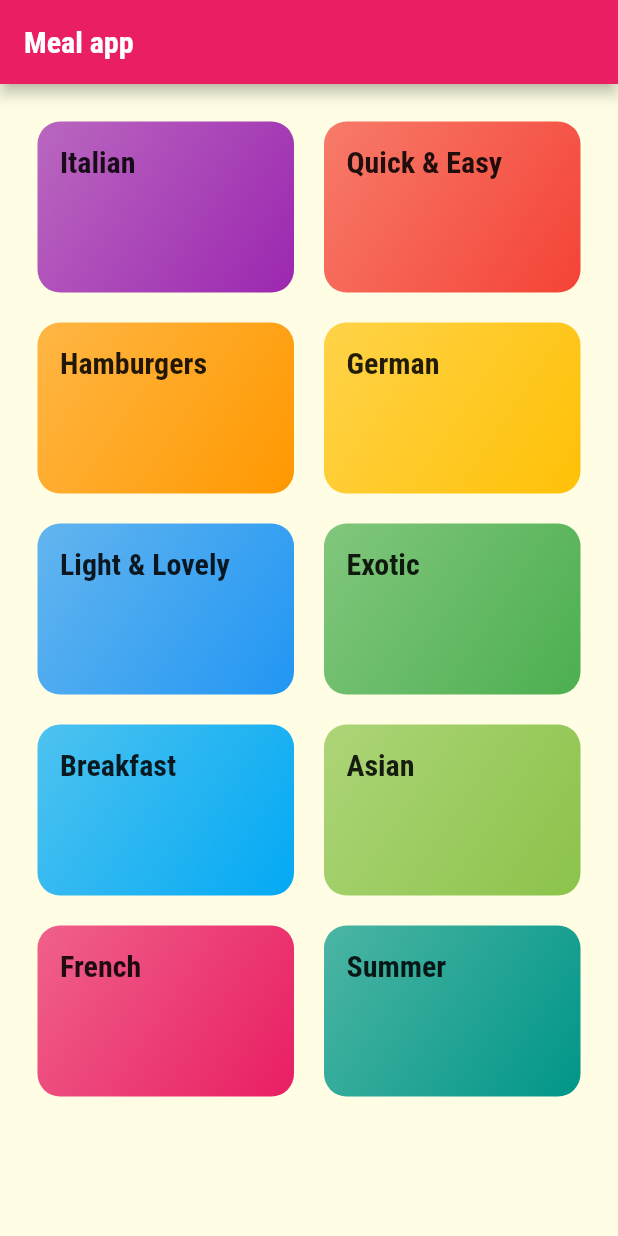
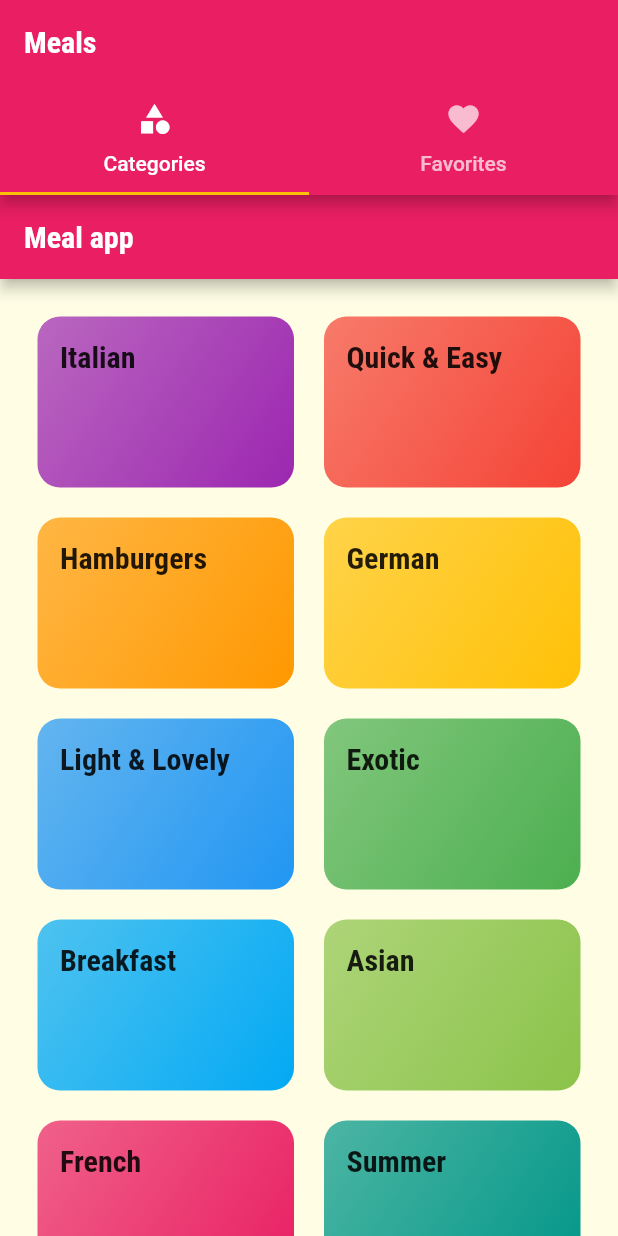
Before and after one commit to AlmirJusic/meals_app_flutter, a Flutter app: the screen it shows after launch, on a phone screen of 412 x 824 dp. Run offline on Flutter 3.47's test engine with Material 2 defaults, Android fonts, the phone set to English and light mode, and no system bars.

Commit message:
Dodan TabBar

```diff
--- a/lib/main.dart
+++ b/lib/main.dart
@@ -1,4 +1,5 @@
 import 'package:flutter/material.dart';
+import './screens/tabs_screen.dart';
 
 import './screens/meal_detail_screen.dart';
 
@@ -27,11 +28,12 @@ class MyApp extends StatelessWidget {
               fontWeight: FontWeight.bold,
             )),
         colorScheme: ColorScheme.fromSwatch(primarySwatch: Colors.pink)
-              .copyWith(secondary: Colors.amber)),
+            .copyWith(secondary: Colors.amber),
+      ),
       // home: CategoriesScreen(),
       initialRoute: '/', // default is '/'
       routes: {
-        '/': (ctx) => const CategoriesScreen(),
+        '/': (ctx) => const TabsScreen(), //const CategoriesScreen(),
         CategoryMealsScreen.routeName: (ctx) => const CategoryMealsScreen(),
         MealDetailScreen.routeName: (ctx) => const MealDetailScreen(),
       },
--- /dev/null
+++ b/lib/screens/favorites_screen.dart
@@ -0,0 +1,12 @@
+import 'package:flutter/material.dart';
+
+class FavoritesScreen extends StatelessWidget {
+  const FavoritesScreen({super.key});
+
+  @override
+  Widget build(BuildContext context) {
+    return const Center(
+      child: Text('The Favorites'),
+    );
+  }
+}
--- /dev/null
+++ b/lib/screens/tabs_screen.dart
@@ -0,0 +1,46 @@
+import 'package:flutter/material.dart';
+import 'package:meals_app_flutter/screens/favorites_screen.dart';
+import './categories_screen.dart';
+
+class TabsScreen extends StatefulWidget {
+  const TabsScreen({super.key});
+
+  @override
+  State<TabsScreen> createState() => _TabsScreenState();
+}
+
+class _TabsScreenState extends State<TabsScreen> {
+  @override
+  Widget build(BuildContext context) {
+    return DefaultTabController(
+      length: 2,
+      child: Scaffold(
+        appBar: AppBar(
+          title: const Text('Meals'),
+          bottom: const TabBar(
+            tabs: <Widget>[
+              Tab(
+                icon: Icon(
+                  Icons.category,
+                ),
+                text: 'Categories',
+              ),
+              Tab(
+                icon: Icon(
+                  Icons.favorite,
+                ),
+                text: 'Favorites',
+              ),
+            ],
+          ),
+        ),
+        body: const TabBarView(
+          children: <Widget>[
+            CategoriesScreen(),
+            FavoritesScreen(),
+          ],
+        ),
+      ),
+    );
+  }
+}
```
Lines whose indentation alone changed are shown as unchanged.
